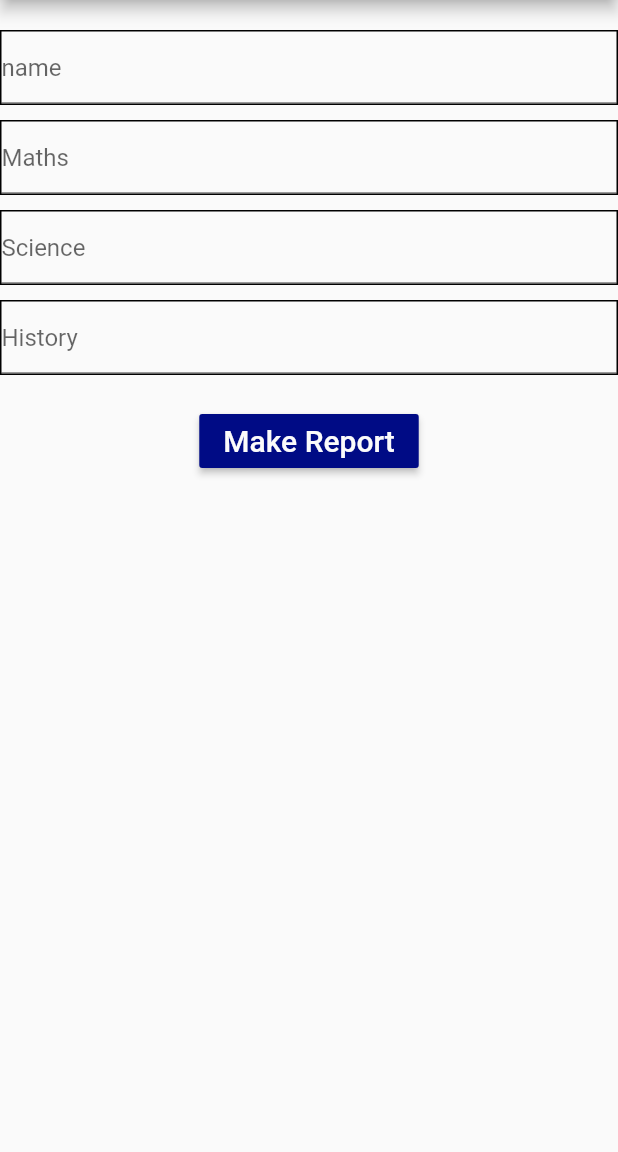
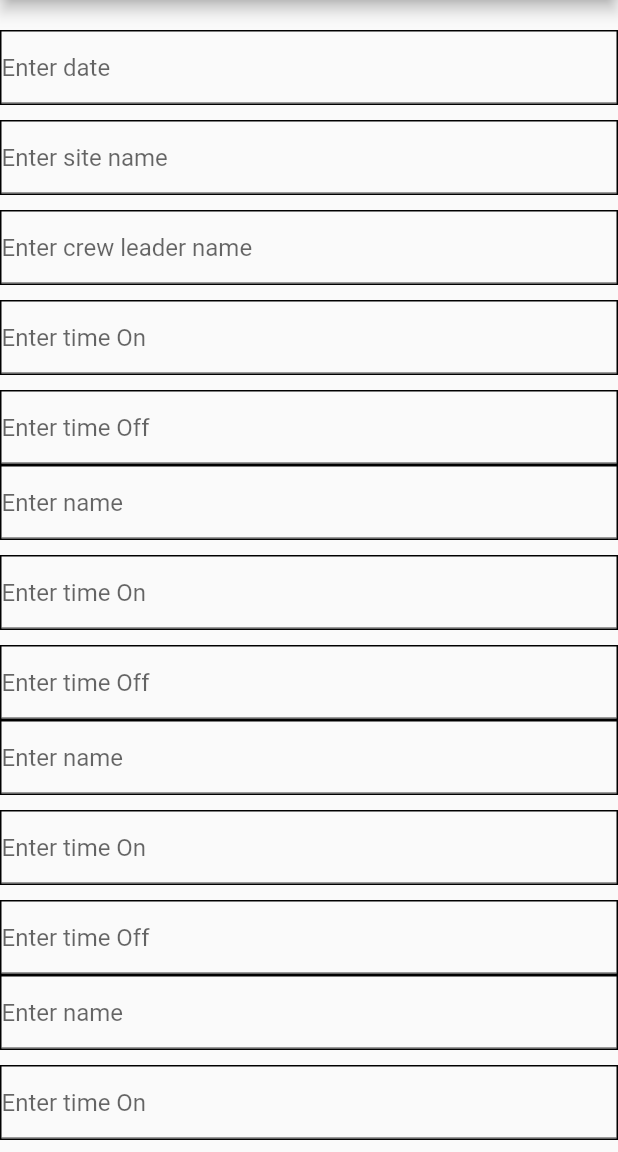
Before and after one commit to T-Pirozzini/Gemini-Landscaping-Flutter-App, a Flutter app: the editnote screen opened directly with empty values, on a phone screen of 412 x 824 dp, the part 84-1236 px from its top. Run offline on Flutter 3.47's test engine with Material 2 defaults, Android fonts, the phone set to English and light mode, and no system bars; our stand-ins replace cloud_firestore, firebase_core, pdf, printing; accounts and stored records are empty; statements that could not run were skipped.

Commit message:
update all pages with correct inputs - connect to firebase

```diff
--- a/lib/editNote.dart
+++ b/lib/editNote.dart
@@ -3,6 +3,7 @@ import 'package:flutter/material.dart';
 
 import 'main.dart';
 import 'report.dart';
+import 'sitereport.dart';
 
 class editnote extends StatefulWidget {
   DocumentSnapshot docid;
@@ -15,17 +16,38 @@ class editnote extends StatefulWidget {
 class _editnoteState extends State<editnote> {
   DocumentSnapshot docid;
   _editnoteState({required this.docid});
-  TextEditingController name = TextEditingController();
-  TextEditingController subject1 = TextEditingController();
-  TextEditingController subject2 = TextEditingController();
-  TextEditingController subject3 = TextEditingController();
+  TextEditingController date = TextEditingController();
+  TextEditingController siteName = TextEditingController();
+  TextEditingController team1 = TextEditingController();
+  TextEditingController team2 = TextEditingController();
+  TextEditingController team3 = TextEditingController();
+  TextEditingController team4 = TextEditingController();
+
+  TextEditingController timeOn1 = TextEditingController();
+  TextEditingController timeOff1 = TextEditingController();
+  TextEditingController timeOn2 = TextEditingController();
+  TextEditingController timeOff2 = TextEditingController();
+  TextEditingController timeOn3 = TextEditingController();
+  TextEditingController timeOff3 = TextEditingController();
+  TextEditingController timeOn4 = TextEditingController();
+  TextEditingController timeOff4 = TextEditingController();
 
   @override
   void initState() {
-    name = TextEditingController(text: widget.docid.get('name'));
-    subject1 = TextEditingController(text: widget.docid.get('Maths'));
-    subject2 = TextEditingController(text: widget.docid.get('Science'));
-    subject3 = TextEditingController(text: widget.docid.get('History'));
+    date = widget.docid.get('date');
+    siteName = widget.docid.get('site name');
+    team1 = widget.docid.get('team1');
+    timeOn1 = widget.docid.get('timeOn1');
+    timeOff1 = widget.docid.get('timeOff1');
+    team2 = widget.docid.get('team2');
+    timeOn2 = widget.docid.get('timeOn2');
+    timeOff2 = widget.docid.get('timeOff2');
+    team3 = widget.docid.get('team3');
+    timeOn3 = widget.docid.get('timeOn3');
+    timeOff3 = widget.docid.get('timeOff3');
+    team4 = widget.docid.get('team4');
+    timeOn4 = widget.docid.get('timeOn4');
+    timeOff4 = widget.docid.get('timeOff4');
 
     super.initState();
   }
@@ -52,10 +74,20 @@ class _editnoteState extends State<editnote> {
           MaterialButton(
             onPressed: () {
               widget.docid.reference.update({
-                'name': name.text,
-                'Maths': subject1.text,
-                'Science': subject2.text,
-                'History': subject3.text
+                'date': date.text,
+                'site name': siteName.text,
+                'team1': team1.text,
+                'team2': team1.text,
+                'team3': team1.text,
+                'team4': team1.text,
+                'timeOn1': timeOn1.text,
+                'timeOff1': timeOff1.text,
+                'timeOn2': timeOn2.text,
+                'timeOff2': timeOff2.text,
+                'timeOn3': timeOn3.text,
+                'timeOff3': timeOff3.text,
+                'timeOn4': timeOn4.text,
+                'timeOff4': timeOff4.text,
               }).whenComplete(() {
                 Navigator.pushReplacement(
                     context, MaterialPageRoute(builder: (_) => Home()));
@@ -96,9 +128,9 @@ class _editnoteState extends State<editnote> {
              Container(
               decoration: BoxDecoration(border: Border.all()),
               child: TextField(
-                  controller: name,
+                controller: date,
                 decoration: InputDecoration(
-                    hintText: 'name',
+                  hintText: 'Enter date',
                 ),
               ),
             ),
@@ -108,11 +140,11 @@ class _editnoteState extends State<editnote> {
             Container(
               decoration: BoxDecoration(border: Border.all()),
               child: TextField(
-                  controller: subject1,
+                controller: siteName,
                 maxLines: null,
-                  keyboardType: TextInputType.number,
+                keyboardType: TextInputType.text,
                 decoration: InputDecoration(
-                    hintText: 'Maths',
+                  hintText: 'Enter site name',
                 ),
               ),
             ),
@@ -122,11 +154,11 @@ class _editnoteState extends State<editnote> {
             Container(
               decoration: BoxDecoration(border: Border.all()),
               child: TextField(
-                  controller: subject2,
+                controller: team1,
                 maxLines: null,
-                  keyboardType: TextInputType.number,
+                keyboardType: TextInputType.text,
                 decoration: InputDecoration(
-                    hintText: 'Science',
+                  hintText: 'Enter crew leader name',
                 ),
               ),
             ),
@@ -136,11 +168,142 @@ class _editnoteState extends State<editnote> {
             Container(
               decoration: BoxDecoration(border: Border.all()),
               child: TextField(
-                  controller: subject3,
+                controller: timeOn1,
                 maxLines: null,
                 keyboardType: TextInputType.number,
                 decoration: InputDecoration(
-                    hintText: 'History',
+                  hintText: 'Enter time On',
+                ),
+              ),
+            ),
+            SizedBox(
+              height: 10,
+            ),
+            Container(
+              decoration: BoxDecoration(border: Border.all()),
+              child: TextField(
+                controller: timeOff1,
+                maxLines: null,
+                keyboardType: TextInputType.number,
+                decoration: InputDecoration(
+                  hintText: 'Enter time Off',
+                ),
+              ),
+            ),
+            Container(
+              decoration: BoxDecoration(border: Border.all()),
+              child: TextField(
+                controller: team2,
+                maxLines: null,
+                keyboardType: TextInputType.text,
+                decoration: InputDecoration(
+                  hintText: 'Enter name',
+                ),
+              ),
+            ),
+            SizedBox(
+              height: 10,
+            ),
+            Container(
+              decoration: BoxDecoration(border: Border.all()),
+              child: TextField(
+                controller: timeOn2,
+                maxLines: null,
+                keyboardType: TextInputType.number,
+                decoration: InputDecoration(
+                  hintText: 'Enter time On',
+                ),
+              ),
+            ),
+            SizedBox(
+              height: 10,
+            ),
+            Container(
+              decoration: BoxDecoration(border: Border.all()),
+              child: TextField(
+                controller: timeOff2,
+                maxLines: null,
+                keyboardType: TextInputType.number,
+                decoration: InputDecoration(
+                  hintText: 'Enter time Off',
+                ),
+              ),
+            ),
+            Container(
+              decoration: BoxDecoration(border: Border.all()),
+              child: TextField(
+                controller: team3,
+                maxLines: null,
+                keyboardType: TextInputType.text,
+                decoration: InputDecoration(
+                  hintText: 'Enter name',
+                ),
+              ),
+            ),
+            SizedBox(
+              height: 10,
+            ),
+            Container(
+              decoration: BoxDecoration(border: Border.all()),
+              child: TextField(
+                controller: timeOn3,
+                maxLines: null,
+                keyboardType: TextInputType.number,
+                decoration: InputDecoration(
+                  hintText: 'Enter time On',
+                ),
+              ),
+            ),
+            SizedBox(
+              height: 10,
+            ),
+            Container(
+              decoration: BoxDecoration(border: Border.all()),
+              child: TextField(
+                controller: timeOff3,
+                maxLines: null,
+                keyboardType: TextInputType.number,
+                decoration: InputDecoration(
+                  hintText: 'Enter time Off',
+                ),
+              ),
+            ),
+            Container(
+              decoration: BoxDecoration(border: Border.all()),
+              child: TextField(
+                controller: team4,
+                maxLines: null,
+                keyboardType: TextInputType.text,
+                decoration: InputDecoration(
+                  hintText: 'Enter name',
+                ),
+              ),
+            ),
+            SizedBox(
+              height: 10,
+            ),
+            Container(
+              decoration: BoxDecoration(border: Border.all()),
+              child: TextField(
+                controller: timeOn4,
+                maxLines: null,
+                keyboardType: TextInputType.number,
+                decoration: InputDecoration(
+                  hintText: 'Enter time On',
+                ),
+              ),
+            ),
+            SizedBox(
+              height: 10,
+            ),
+            Container(
+              decoration: BoxDecoration(border: Border.all()),
+              child: TextField(
+                controller: timeOff4,
+                maxLines: null,
+                keyboardType: TextInputType.number,
+                decoration: InputDecoration(
+                  hintText: 'Enter time Off',
                 ),
               ),
             ),
@@ -153,7 +316,7 @@ class _editnoteState extends State<editnote> {
                   Navigator.push(
                     context,
                     MaterialPageRoute(
-                      builder: (_) => reportt(
+                      builder: (_) => SiteReport(
                         docid: docid,
                       ),
                     ),
--- a/lib/sitereport.dart
+++ b/lib/sitereport.dart
@@ -85,6 +85,8 @@ class _SiteReportState extends State<SiteReport> {
 
     String? _logo = await rootBundle.loadString('assets/r2.svg');
 
+    final _gemini = await rootBundle.load('assets/gemini-logo.png');
+
     doc.addPage(
       pw.Page(
         pageTheme: pw.PageTheme(
@@ -136,7 +138,7 @@ class _SiteReportState extends State<SiteReport> {
                     ),
                   ),
                   pw.Text(
-                    name,
+                    siteName,
                     style: pw.TextStyle(
                       fontSize: 50,
                     ),
@@ -153,7 +155,7 @@ class _SiteReportState extends State<SiteReport> {
                     ),
                   ),
                   pw.Text(
-                    subject1,
+                    team1,
                     style: pw.TextStyle(
                       fontSize: 50,
                     ),
@@ -170,7 +172,7 @@ class _SiteReportState extends State<SiteReport> {
                     ),
                   ),
                   pw.Text(
-                    subject2,
+                    team2,
                     style: pw.TextStyle(
                       fontSize: 50,
                     ),
@@ -187,7 +189,7 @@ class _SiteReportState extends State<SiteReport> {
                     ),
                   ),
                   pw.Text(
-                    subject3,
+                    team3,
                     style: pw.TextStyle(
                       fontSize: 50,
                     ),
@@ -205,7 +207,7 @@ class _SiteReportState extends State<SiteReport> {
                     ),
                   ),
                   pw.Text(
-                    marks.toString(),
+                    timeTotal.toString(),
                     style: pw.TextStyle(
                       fontSize: 50,
                     ),
```
Lines whose indentation alone changed are shown as unchanged.
